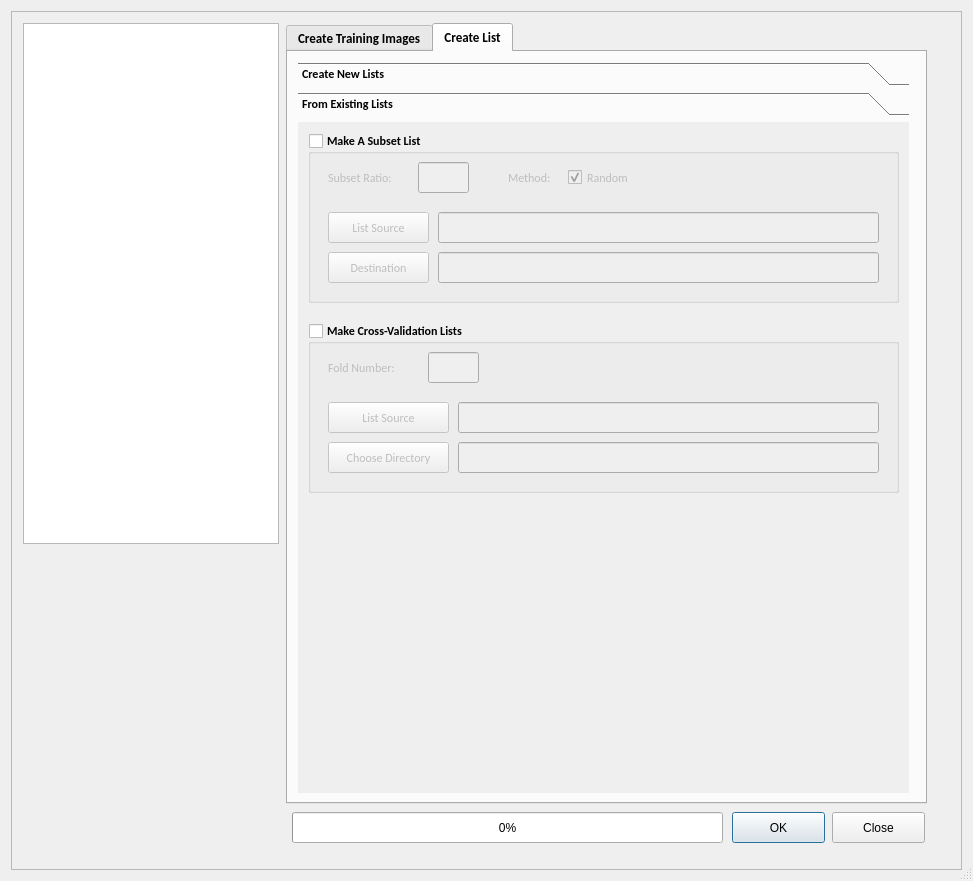
First picture: the form in hackathon/MK/DatasetGenerator/DatasetGenerator.ui, repository Vaa3D/vaa3d_tools, before the edit.
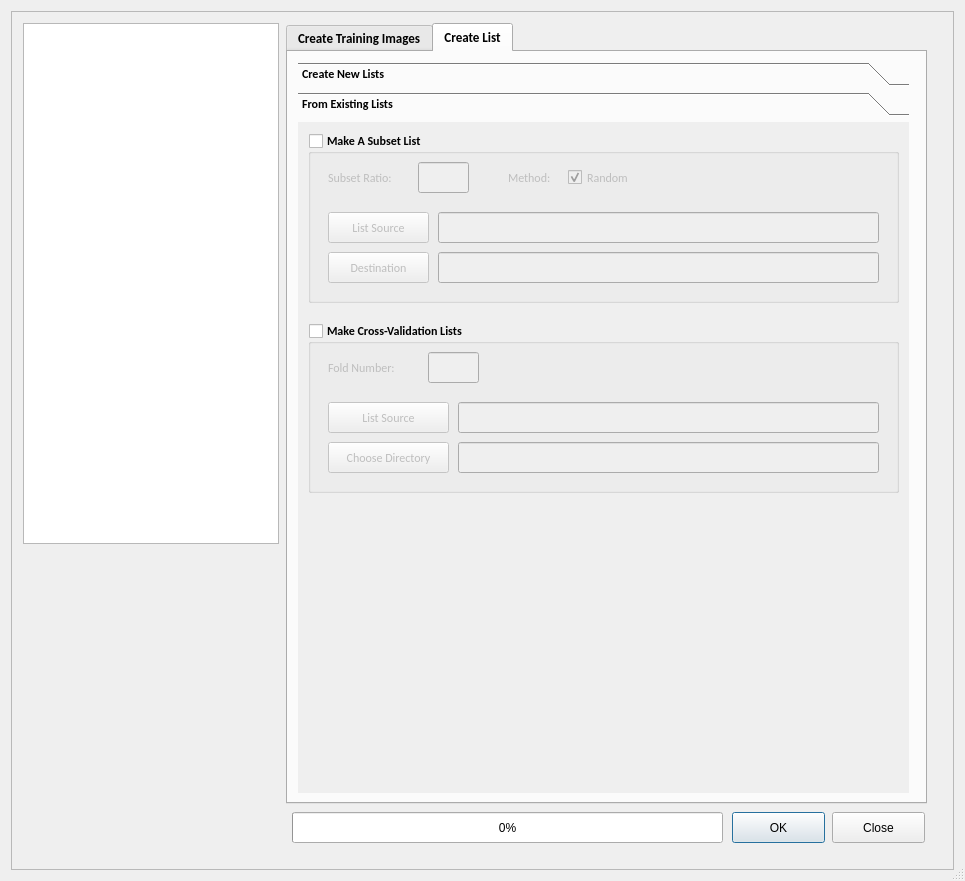
Second picture: the form after the edit. The open tabs and pages were chosen to show the change.

Commit message: DatasetGenerator: Add UI maximum size

```diff
--- a/hackathon/MK/DatasetGenerator/DatasetGenerator.ui
+++ b/hackathon/MK/DatasetGenerator/DatasetGenerator.ui
@@ -9,10 +9,16 @@
    <rect>
     <x>0</x>
     <y>0</y>
-    <width>973</width>
+    <width>965</width>
     <height>881</height>
    </rect>
   </property>
+  <property name="maximumSize">
+   <size>
+    <width>980</width>
+    <height>890</height>
+   </size>
+  </property>
   <property name="windowTitle">
    <string>Dataset Generator</string>
   </property>
```
Left out of the diff: 12 changed lines with no effect on the pictures. The commit also changes 5 other files.
